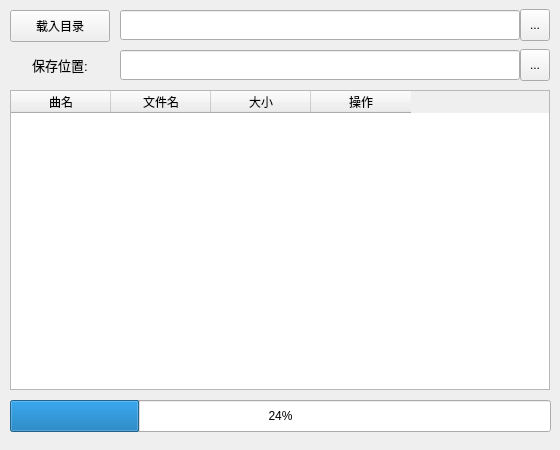
Qt form mainWindow.ui (MucheXD/NetEaseMusicCacheConverter) before a commit.
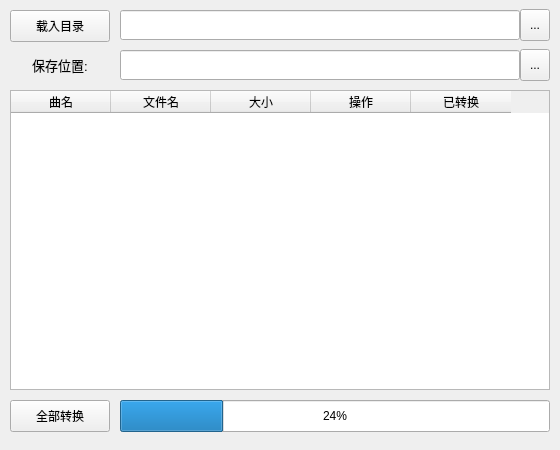
The same form after that commit.

```diff
--- a/mainWindow.ui
+++ b/mainWindow.ui
@@ -10,6 +10,18 @@
     <height>450</height>
    </rect>
   </property>
+  <property name="minimumSize">
+   <size>
+    <width>560</width>
+    <height>450</height>
+   </size>
+  </property>
+  <property name="maximumSize">
+   <size>
+    <width>560</width>
+    <height>450</height>
+   </size>
+  </property>
   <property name="font">
    <font>
     <family>Microsoft YaHei UI</family>
@@ -83,7 +95,7 @@
     </rect>
    </property>
    <property name="columnCount">
-    <number>4</number>
+    <number>5</number>
    </property>
    <attribute name="verticalHeaderDefaultSectionSize">
     <number>30</number>
@@ -108,6 +120,11 @@
      <string>操作</string>
     </property>
    </column>
+   <column>
+    <property name="text">
+     <string>已转换</string>
+    </property>
+   </column>
   </widget>
   <widget class="QLabel" name="title_savepath">
    <property name="geometry">
@@ -214,9 +231,9 @@
    </property>
    <property name="geometry">
     <rect>
-     <x>10</x>
+     <x>120</x>
      <y>400</y>
-     <width>541</width>
+     <width>430</width>
      <height>32</height>
     </rect>
    </property>
```
Left out of the diff: 2 changed lines with no effect on the pictures.
